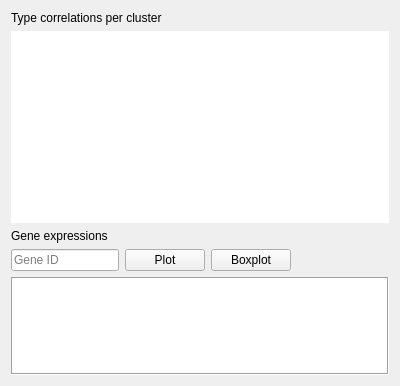
Before: the Qt Designer form TabWidget.ui in KaikiasVind/CellBadger, drawn with Qt 5.
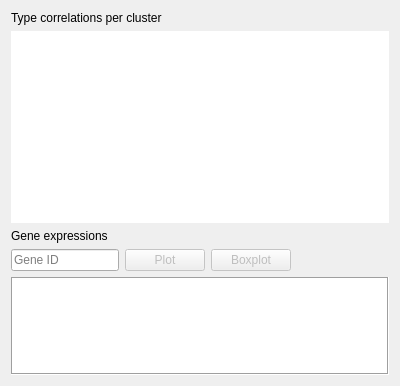
After: the same form once the commit is applied.

Diff of the .ui file:
```diff
--- a/TabWidget.ui
+++ b/TabWidget.ui
@@ -97,6 +97,9 @@
      </item>
      <item>
       <widget class="QPushButton" name="pushButtonPlot">
+       <property name="enabled">
+        <bool>false</bool>
+       </property>
        <property name="text">
         <string>Plot</string>
        </property>
@@ -104,6 +107,9 @@
      </item>
      <item>
       <widget class="QPushButton" name="pushButtonBoxPlot">
+       <property name="enabled">
+        <bool>false</bool>
+       </property>
        <property name="text">
         <string>Boxplot</string>
        </property>
```
